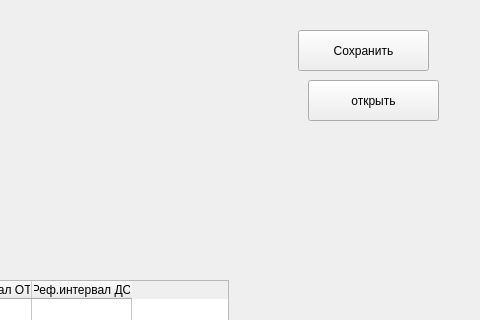
stlad/MedicalAnalyzer, file UIs/InputWindow.ui: the form before one commit; both pictures show x 732 to 1212 and y 0 to 320 of the 1212 by 815 pixel window.
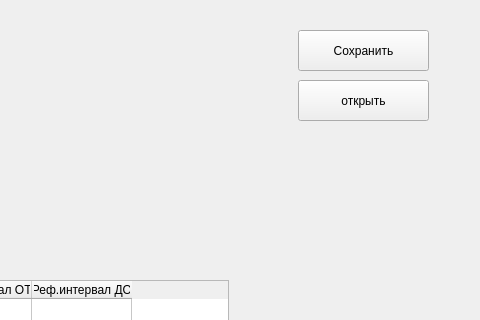
The form after the commit.

Commit message: работа с занесением данных в таблицу

```diff
--- a/UIs/InputWindow.ui
+++ b/UIs/InputWindow.ui
@@ -358,7 +358,7 @@
   <widget class="QPushButton" name="open_btn">
    <property name="geometry">
     <rect>
-     <x>1040</x>
+     <x>1030</x>
      <y>80</y>
      <width>131</width>
      <height>41</height>
```
Left out of the diff: 2 changed lines with no effect on the pictures. The commit also changes 2 other files.
